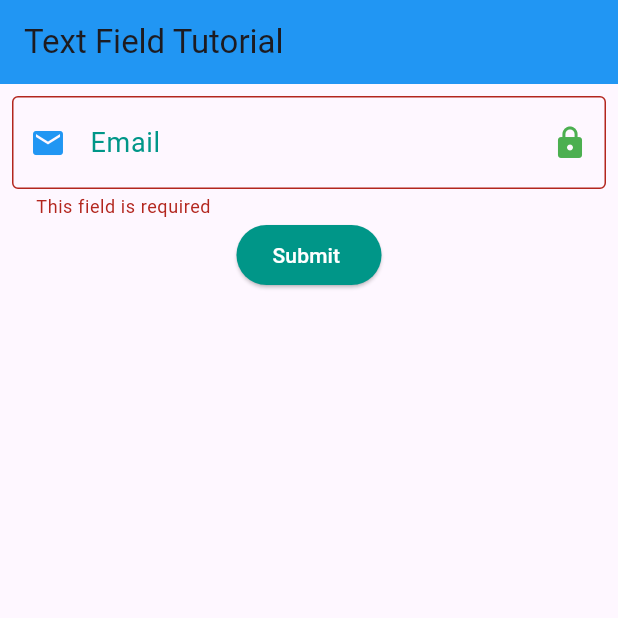
After one commit to Eslam0mansour/ICTHUB-2025-1, a Flutter app: the screen it shows after launch, after a tap on "Submit", on a phone screen of 412 x 824 dp, the top half of it. The commit adds this screen. Run offline on Flutter 3.47's test engine with Material 3 defaults, Android fonts, the phone set to English and light mode, and no system bars.

Commit message:
text form field tutorials

```diff
--- a/lib/main.dart
+++ b/lib/main.dart
@@ -1,6 +1,7 @@
 import 'package:first/grid_and_stack.dart';
 import 'package:first/home_screen.dart';
 import 'package:first/second_screen.dart';
+import 'package:first/text_field_tutorial.dart';
 import 'package:flutter/material.dart';
 
 void main() {
@@ -14,7 +15,7 @@ class IctApp extends StatelessWidget {
   Widget build(context) {
     return MaterialApp(
       debugShowCheckedModeBanner: false,
-      home: GridAndStackView(),
+      home: TextFieldTutorialView(),
     );
   }
 }
--- a/lib/tasks/login_screen.dart
+++ b/lib/tasks/login_screen.dart
@@ -89,6 +89,9 @@ class _LoginScreenState extends State<LoginScreen> {
                       child: Text("Register"),
                     ),
                   ),
+                 SizedBox(
+                    height: 20,
+                  ),
                 ],
               ),
             ),
--- /dev/null
+++ b/lib/text_field_tutorial.dart
@@ -0,0 +1,132 @@
+import 'dart:developer';
+
+import 'package:flutter/material.dart';
+
+class TextFieldTutorialView extends StatefulWidget {
+  const TextFieldTutorialView({super.key});
+
+  @override
+  State<TextFieldTutorialView> createState() => _TextFieldTutorialViewState();
+}
+
+class _TextFieldTutorialViewState extends State<TextFieldTutorialView> {
+  final TextEditingController nameController = TextEditingController();
+
+  final GlobalKey<FormState> formKey = GlobalKey();
+
+  bool isObscure = true;
+
+  @override
+  Widget build(BuildContext context) {
+    return Scaffold(
+      appBar: AppBar(
+        title: Text("Text Field Tutorial"),
+        backgroundColor: Colors.blue,
+      ),
+      body: InkWell(
+        onTap: () => FocusManager.instance.primaryFocus?.unfocus(),
+        child: Padding(
+          padding: const EdgeInsets.all(8.0),
+          child: Form(
+            key: formKey,
+            child: Column(
+              children: [
+                CustomTextFormField(
+                    isObscure: isObscure, nameController: nameController),
+                ElevatedButton(
+                  style: ElevatedButton.styleFrom(
+                    backgroundColor: Colors.teal,
+                    foregroundColor: Colors.white,
+                  ),
+                  onPressed: () {
+                    if (formKey.currentState!.validate()) {
+                      log(nameController.text);
+                    }
+                  },
+                  child: Text("Submit "),
+                ),
+              ],
+            ),
+          ),
+        ),
+      ),
+    );
+  }
+}
+
+class CustomTextFormField extends StatelessWidget {
+  const CustomTextFormField({
+    super.key,
+    required this.isObscure,
+    required this.nameController,
+  });
+
+  final bool isObscure;
+  final TextEditingController nameController;
+
+  @override
+  Widget build(BuildContext context) {
+    return TextFormField(
+      cursorColor: Colors.teal,
+      // cursorWidth: 16,
+      // cursorHeight: 12,
+      obscureText: isObscure,
+      // obscuringCharacter: "*",
+      validator: (value) {
+        if (value == null || value.isEmpty) {
+          return "This field is required";
+        }
+        if (value.length < 7) {
+          return "Enter at least 7 characters";
+        }
+        return null;
+      },
+      controller: nameController,
+      keyboardType: TextInputType.name,
+      style: TextStyle(
+        color: Colors.black,
+        fontSize: 20,
+      ),
+      decoration: InputDecoration(
+          // Hint text is  found in focused only
+          hintText: "Enter your email",
+          hintStyle: TextStyle(
+            color: Colors.black,
+          ),
+          // labe text is  found in focused and enabled
+          labelText: "Email",
+          labelStyle: TextStyle(
+            color: Colors.teal,
+            fontSize: 18,
+          ),
+          prefixIcon: Icon(
+            Icons.email,
+          ),
+          prefixIconColor: Colors.blue,
+          suffixIcon: IconButton(
+            onPressed: () {},
+            icon: isObscure ? Icon(Icons.lock) : Icon(Icons.remove_red_eye),
+          ),
+          suffixIconColor: isObscure ? Colors.green : Colors.red,
+          border: OutlineInputBorder(),
+          enabledBorder: OutlineInputBorder(
+            borderRadius: BorderRadius.only(
+              topLeft: Radius.circular(24),
+            ),
+            borderSide: BorderSide(
+              color: Colors.brown,
+              width: 5,
+            ),
+          ),
+          focusedBorder: OutlineInputBorder(
+            borderRadius: BorderRadius.all(
+              Radius.circular(24),
+            ),
+            borderSide: BorderSide(
+              color: Colors.deepOrange,
+              width: 8,
+            ),
+          )),
+    );
+  }
+}
```
